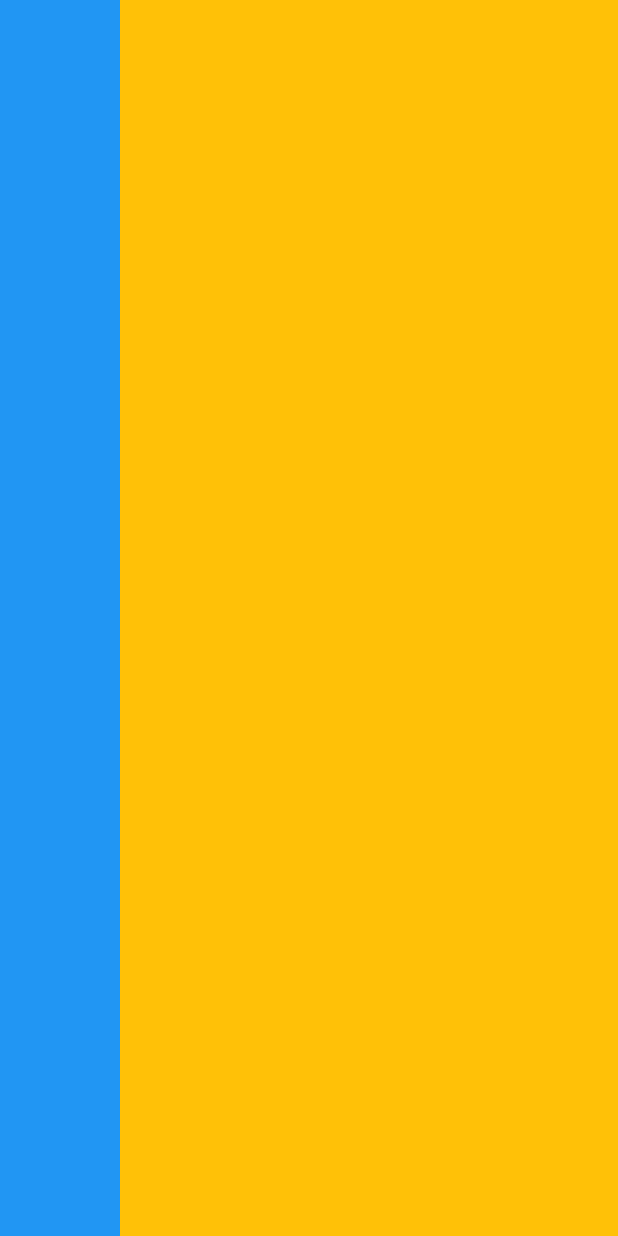
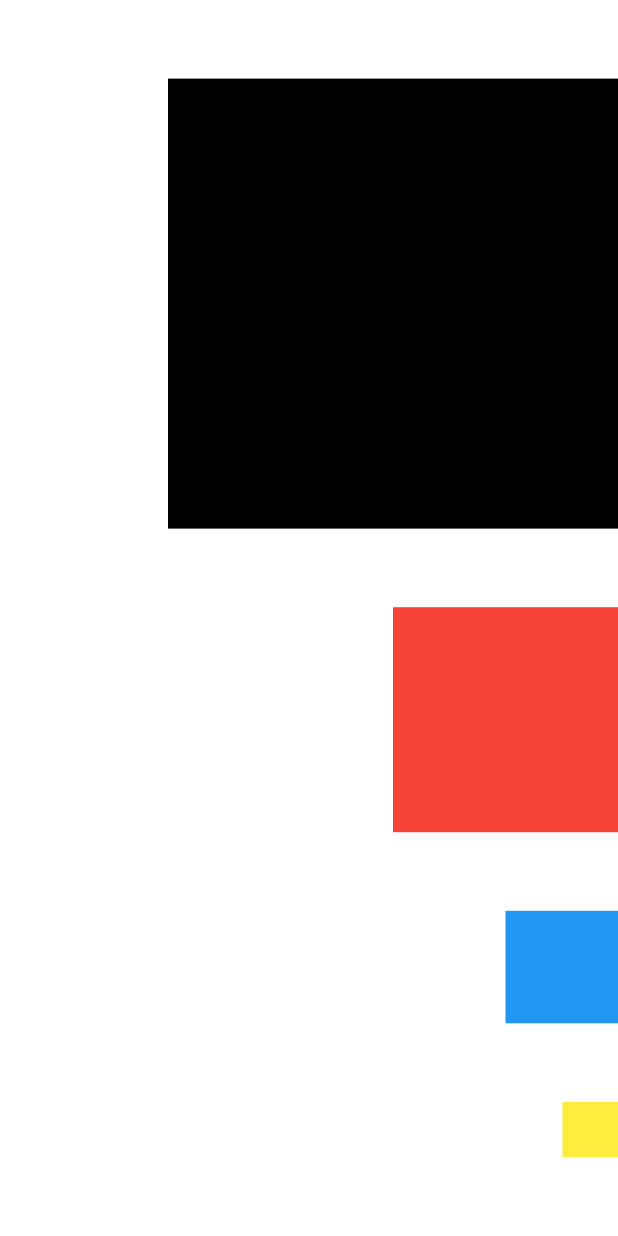
Before and after one commit to jrrodrigo421/Estudos_Flutter, a Flutter app: the screen it shows after launch, on a phone screen of 412 x 824 dp. Run offline on Flutter 3.47's test engine with Material 2 defaults, Android fonts, the phone set to English and light mode, and no system bars.

Commit message:
Column, ajuste no eixo x e y

```diff
--- a/lib/main.dart
+++ b/lib/main.dart
@@ -16,17 +16,15 @@ class MyApp extends StatelessWidget {
         colorScheme: ColorScheme.fromSeed(seedColor: Colors.deepPurple),
         useMaterial3: true,
       ),
-      home: Stack(
-        // alignment: AlignmentDirectional.topCenter,
+      home: Column(
+        // alignment: AlignmentDirectional.center,
+        mainAxisAlignment: MainAxisAlignment.spaceEvenly,
+        crossAxisAlignment: CrossAxisAlignment.end,
         children: [
-          Container(
-            color: Colors.amber,
-          ),
-          Container(
-            color: Colors.blue,
-            width: 80,
-            height: 1000,
-          ),
+          Container(height: 300, width: 300, color: Colors.black),
+          Container(height: 150, width: 150, color: Colors.red),
+          Container(height: 75, width: 75, color: Colors.blue),
+          Container(height: 37, width: 37, color: Colors.yellow),
         ],
       ),
     );
```
